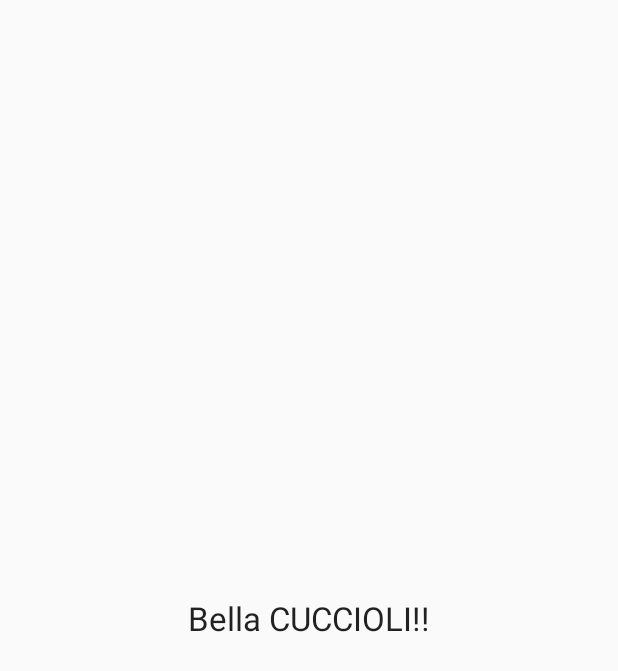
After one commit to giacomolanciano/TakeATrip, an Android app: the SplashActivity screen opened directly, with no data from a screen before it, on a phone screen of 412 x 824 dp. The commit adds this screen. Shown: the top 671 px of the screen. Run offline under Robolectric (Android 15) with nearby library versions, the phone set to English and light mode, and no system bars.

Commit message:
Inizio Splash

```diff
--- /dev/null
+++ b/mobile/src/main/java/com/example/david/takeatrip/Activities/SplashActivity.java
@@ -0,0 +1,38 @@
+package com.example.david.takeatrip.Activities;
+
+import android.app.Activity;
+import android.content.Intent;
+import android.os.Bundle;
+import android.view.Menu;
+
+import com.example.david.takeatrip.R;
+
+public class SplashActivity extends Activity {
+
+    @Override
+    protected void onCreate(Bundle savedInstanceState) {
+        super.onCreate(savedInstanceState);
+        setContentView(R.layout.activity_splash);
+
+        Thread splash_screen = new Thread() {
+
+            public void run() {
+                try {
+                    sleep(2000);
+                } catch (InterruptedException e) {
+                    e.printStackTrace();
+                } finally {
+                    startActivity(new Intent(getApplicationContext(), MainActivity.class));
+                    onDestroy();
+                }
+            }
+        };
+        splash_screen.start();
+    }
+/*
+    public boolean onCreateOptionMenu(Menu menu){
+    getMenuInflater().inflate(R.menu.splash, menu);
+        return true;
+    }
+*/
+}
--- /dev/null
+++ b/mobile/src/main/res/layout/activity_splash.xml
@@ -0,0 +1,41 @@
+<FrameLayout xmlns:android="http://schemas.android.com/apk/res/android"
+    xmlns:tools="http://schemas.android.com/tools" android:layout_width="match_parent"
+    android:layout_height="match_parent"
+    tools:context=".SplashActivity">
+
+
+    <LinearLayout
+        android:layout_width="wrap_content"
+        android:layout_height="wrap_content"
+        android:orientation="vertical"
+        android:layout_gravity="center">
+
+
+
+        <LinearLayout
+            android:layout_width="wrap_content"
+            android:layout_height="wrap_content"
+            android:orientation="vertical">
+
+            <TextView
+                android:layout_width="wrap_content"
+                android:layout_height="wrap_content"
+                android:textAppearance="?android:attr/textAppearanceLarge"
+                android:text="@string/Splash"
+                android:id="@+id/textView"
+                android:layout_gravity="center" />
+
+
+
+        </LinearLayout>
+
+
+
+
+
+    </LinearLayout>
+
+
+
+
+</FrameLayout>
--- a/mobile/src/main/res/values/strings.xml
+++ b/mobile/src/main/res/values/strings.xml
@@ -10,6 +10,8 @@
 
     <string name="Login">Login</string>
     <string name="Registration">Registration</string>
+
+    <string name="Splash">Bella CUCCIOLI!! </string>
 
 
 
@@ -35,6 +37,7 @@
     <string name="LoginError">Incorrect Data</string>
     <string name="title_activity_categoria">CategoriaActivity</string>
     <string name="title_activity_viaggio">ViaggioActivity</string>
+    <string name="title_activity_splash">SplashActivity</string>
 
 
 
```
Also changed, not shown: mobile/src/main/AndroidManifest.xml (+11 -5 lines), mobile/src/main/res/layout/content_splash.xml (added, +10 -0 lines), 498 other files.
